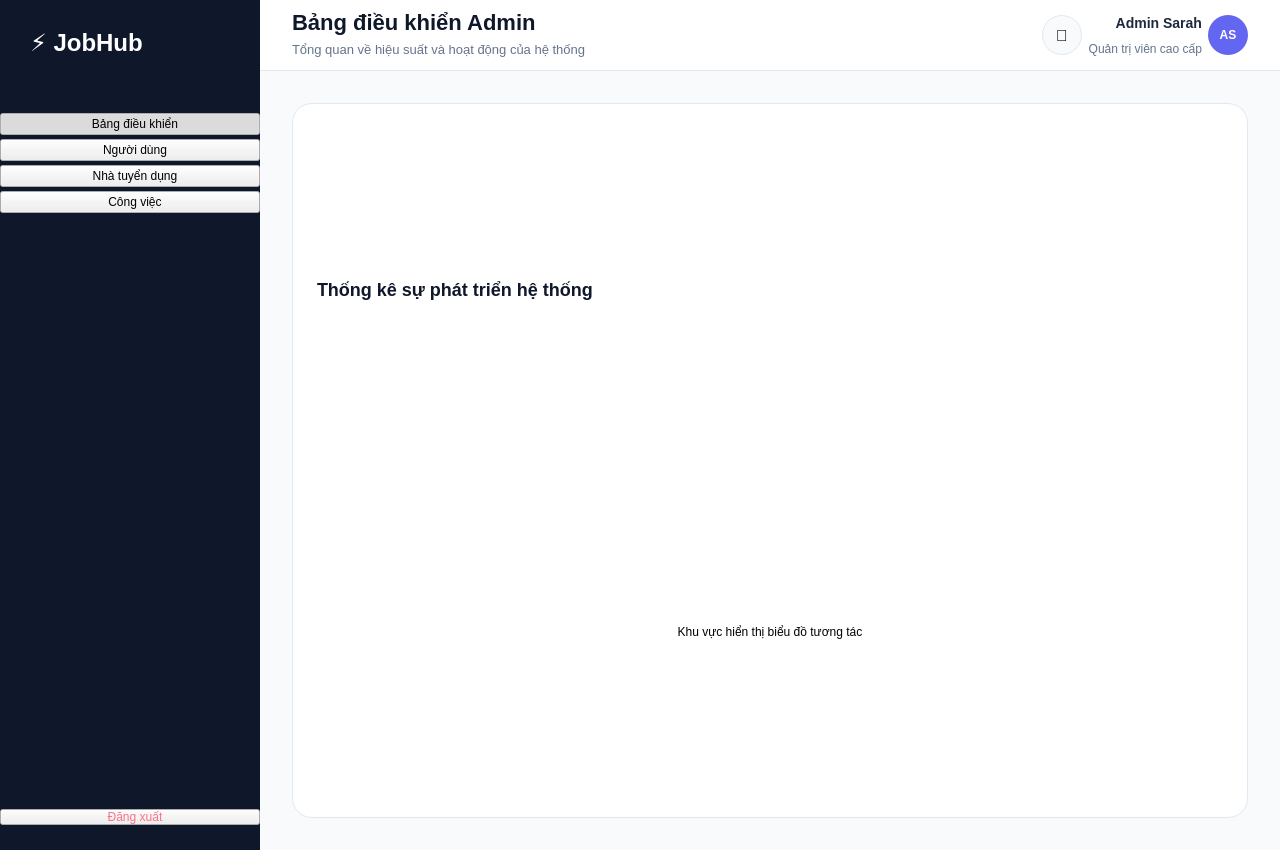
This is client/resources/ui/admin_dashboard.ui in imaira203/BTLPY_N21_D31 as Qt 5 draws it before an edit. The edited form follows.
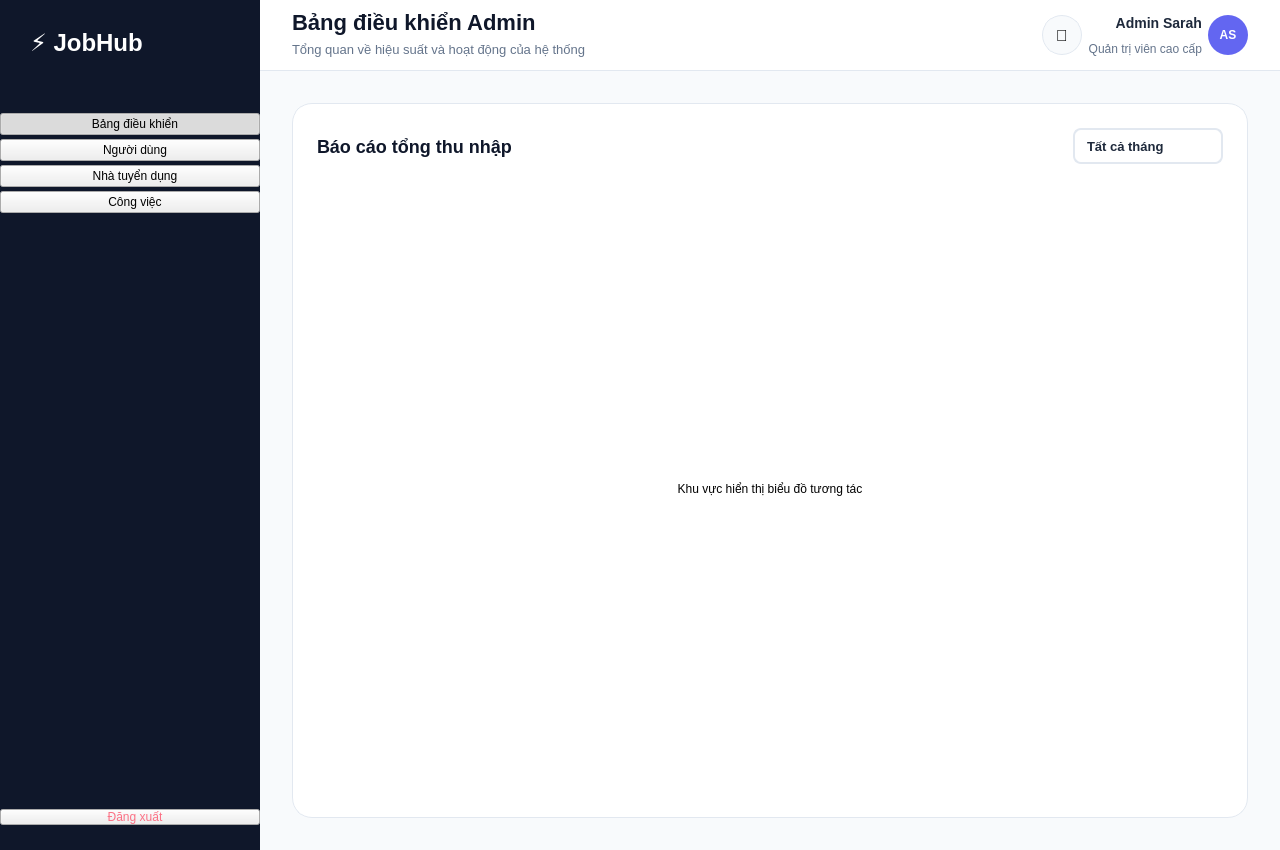
This is the edited form.

Commit message: fix ui hrdashboar, fix thanh tim kiem, dropdown va sua bang thu nhap

The edit to the form file:
```diff
--- a/client/resources/ui/admin_dashboard.ui
+++ b/client/resources/ui/admin_dashboard.ui
@@ -413,14 +413,149 @@
                <number>24</number>
               </property>
               <item>
-               <widget class="QLabel" name="chartTitle">
-                <property name="styleSheet">
-                 <string notr="true">font-size: 18px; font-weight: 700; color: #0F172A;</string>
+               <layout class="QHBoxLayout" name="chartHeaderLayout">
+                <property name="spacing">
+                 <number>16</number>
                 </property>
-                <property name="text">
-                 <string>Thống kê sự phát triển hệ thống</string>
-                </property>
-               </widget>
+                <item>
+                 <widget class="QLabel" name="chartTitle">
+                  <property name="styleSheet">
+                   <string notr="true">font-size: 18px; font-weight: 700; color: #0F172A;</string>
+                  </property>
+                  <property name="text">
+                   <string>Báo cáo tổng thu nhập</string>
+                  </property>
+                 </widget>
+                </item>
+                <item>
+                 <spacer name="horizontalSpacer_chart">
+                  <property name="orientation">
+                   <enum>Qt::Horizontal</enum>
+                  </property>
+                  <property name="sizeHint" stdset="0">
+                   <size>
+                    <width>40</width>
+                    <height>20</height>
+                   </size>
+                  </property>
+                 </spacer>
+                </item>
+                <item>
+                 <widget class="QComboBox" name="monthFilter">
+                  <property name="minimumSize">
+                   <size>
+                    <width>150</width>
+                    <height>36</height>
+                   </size>
+                  </property>
+                  <property name="maximumSize">
+                   <size>
+                    <width>200</width>
+                    <height>36</height>
+                   </size>
+                  </property>
+                  <property name="styleSheet">
+                   <string notr="true">
+                    QComboBox {
+                        background-color: #FFFFFF;
+                        border: 1.5px solid #E2E8F0;
+                        border-radius: 8px;
+                        padding: 4px 12px;
+                        font-size: 13px;
+                        font-weight: 500;
+                        color: #1E293B;
+                    }
+                    QComboBox:hover {
+                        border: 1.5px solid #CBD5E1;
+                    }
+                    QComboBox:focus {
+                        border: 2px solid #6366F1;
+                    }
+                    QComboBox::drop-down {
+                        border: none;
+                        width: 28px;
+                    }
+                    QComboBox QAbstractItemView {
+                        background-color: #FFFFFF;
+                        border: 1.5px solid #E2E8F0;
+                        border-radius: 8px;
+                        selection-background-color: #EEF2FF;
+                        selection-color: #6366F1;
+                    }
+                    QComboBox QAbstractItemView::item {
+                        padding: 8px 12px;
+                        min-height: 32px;
+                    }
+                   </string>
+                  </property>
+                  <item>
+                   <property name="text">
+                    <string>Tất cả tháng</string>
+                   </property>
+                  </item>
+                  <item>
+                   <property name="text">
+                    <string>Tháng 1</string>
+                   </property>
+                  </item>
+                  <item>
+                   <property name="text">
+                    <string>Tháng 2</string>
+                   </property>
+                  </item>
+                  <item>
+                   <property name="text">
+                    <string>Tháng 3</string>
+                   </property>
+                  </item>
+                  <item>
+                   <property name="text">
+                    <string>Tháng 4</string>
+                   </property>
+                  </item>
+                  <item>
+                   <property name="text">
+                    <string>Tháng 5</string>
+                   </property>
+                  </item>
+                  <item>
+                   <property name="text">
+                    <string>Tháng 6</string>
+                   </property>
+                  </item>
+                  <item>
+                   <property name="text">
+                    <string>Tháng 7</string>
+                   </property>
+                  </item>
+                  <item>
+                   <property name="text">
+                    <string>Tháng 8</string>
+                   </property>
+                  </item>
+                  <item>
+                   <property name="text">
+                    <string>Tháng 9</string>
+                   </property>
+                  </item>
+                  <item>
+                   <property name="text">
+                    <string>Tháng 10</string>
+                   </property>
+                  </item>
+                  <item>
+                   <property name="text">
+                    <string>Tháng 11</string>
+                   </property>
+                  </item>
+                  <item>
+                   <property name="text">
+                    <string>Tháng 12</string>
+                   </property>
+                  </item>
+                 </widget>
+                </item>
+               </layout>
               </item>
               <item>
                <widget class="QLabel" name="chartPlaceholder">
```
The commit also changes 7 other files.
